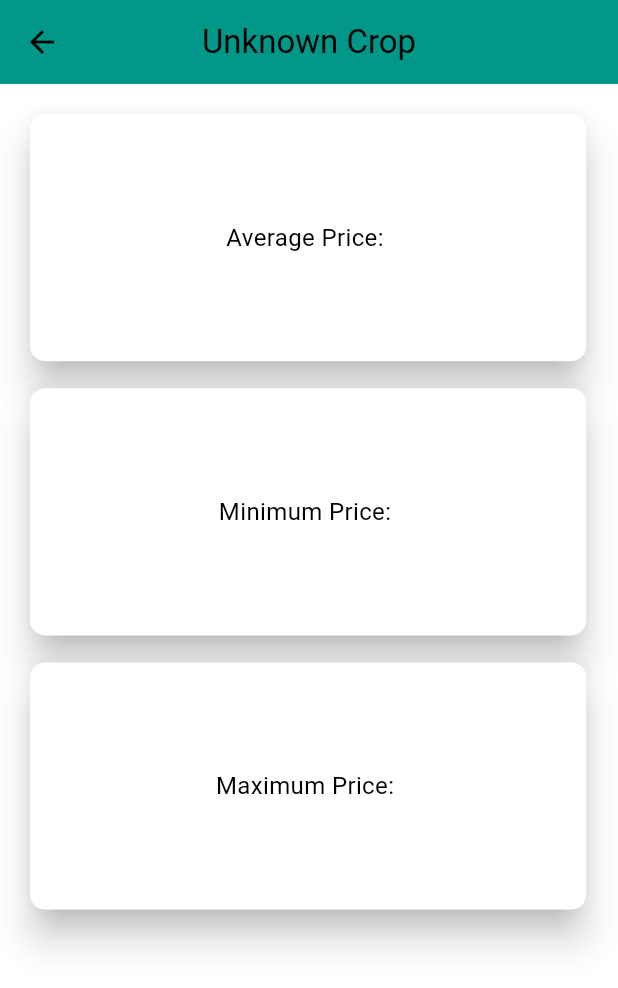
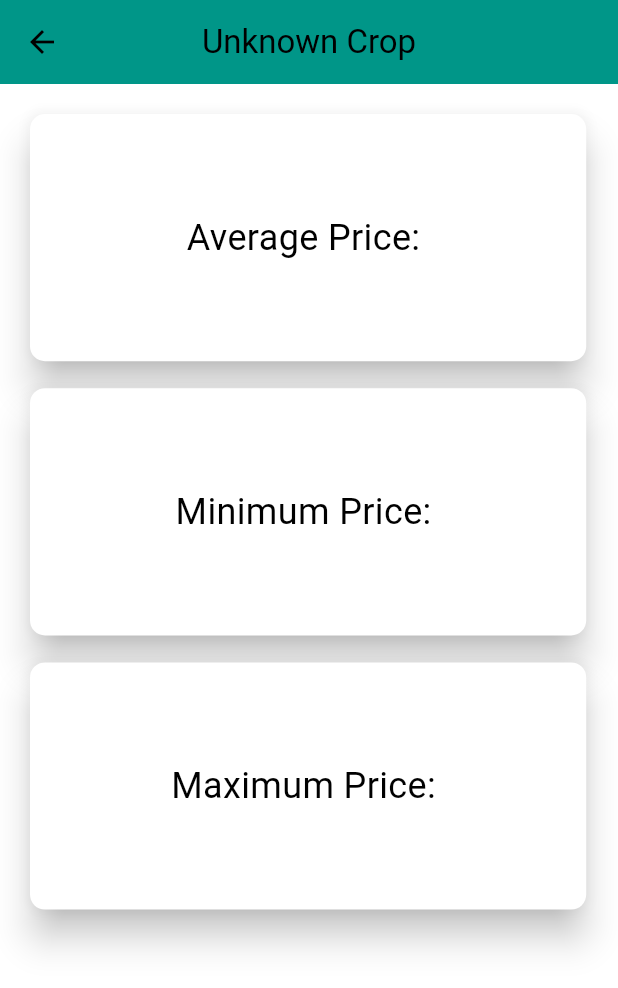
Before and after one commit to TanmayVS007/Grow_Buddy, a Flutter app: the PricePredictionScreen screen opened by its route, after a tap on "OK", on a phone screen of 412 x 824 dp. Shown: the top 988 px of the screen. Run offline on Flutter 3.47's test engine with Material 3 defaults, Android fonts, the light colour scheme and no system bars; our stand-ins replace badges, cloud_firestore, firebase_auth, firebase_core, firebase_storage, fluttertoast and 2 more; accounts and stored records are empty; network calls fail.

Commit message:
project complete

```diff
--- a/lib/features/disease_prediction_screen/disease_prediction_screen.dart
+++ b/lib/features/disease_prediction_screen/disease_prediction_screen.dart
@@ -56,7 +56,7 @@ class _DiseasePredictionScreenState extends State<DiseasePredictionScreen> {
       }
       var request = http.MultipartRequest(
         'POST',
-        Uri.parse('http://192.168.0.6:5000/predict'),
+        Uri.parse('http://192.168.94.31:5000/predict'),
       );
       request.files.add(
         await http.MultipartFile.fromPath(
--- a/lib/features/price_prediction_screen/price_prediction_screen.dart
+++ b/lib/features/price_prediction_screen/price_prediction_screen.dart
@@ -30,7 +30,7 @@ class _PricePredictionScreenState extends State<PricePredictionScreen> {
   }
 
   Future<void> fetchPricePrediction(String cropName) async {
-    const String url = "http://192.168.0.16:5000/forecast";
+    const String url = "http://192.168.94.159:5000/forecast";
     final Map<String, String> requestBody = {
       "croptype": cropName.toLowerCase()
     };
@@ -53,9 +53,9 @@ class _PricePredictionScreenState extends State<PricePredictionScreen> {
       if (response.statusCode == 200) {
         final data = jsonDecode(response.body);
         setState(() {
-          currentValue = data["average_price"].toString();
-          minValue = data["min_price"].toString();
-          maxValue = data["max_price"].toString();
+          currentValue = (data["average_price"] / 100).toStringAsFixed(2);
+          minValue = (data["min_price"] / 100).toStringAsFixed(2);
+          maxValue = (data["max_price"] / 100).toStringAsFixed(2);
           isLoading = false;
         });
       } else {
@@ -122,7 +122,7 @@ class _PricePredictionScreenState extends State<PricePredictionScreen> {
                       alignment: Alignment.center,
                       child: Text(
                         "Average Price: $currentValue",
-                        style: const TextStyle(fontSize: 16),
+                        style: const TextStyle(fontSize: 24),
                       ),
                     ),
                   ),
@@ -140,7 +140,7 @@ class _PricePredictionScreenState extends State<PricePredictionScreen> {
                       alignment: Alignment.center,
                       child: Text(
                         "Minimum Price: $minValue",
-                        style: const TextStyle(fontSize: 16),
+                        style: const TextStyle(fontSize: 24),
                       ),
                     ),
                   ),
@@ -158,7 +158,7 @@ class _PricePredictionScreenState extends State<PricePredictionScreen> {
                       alignment: Alignment.center,
                       child: Text(
                         "Maximum Price: $maxValue",
-                        style: const TextStyle(fontSize: 16),
+                        style: const TextStyle(fontSize: 24, fontWeight: FontWeight.w400,),
                       ),
                     ),
                   ),
```
